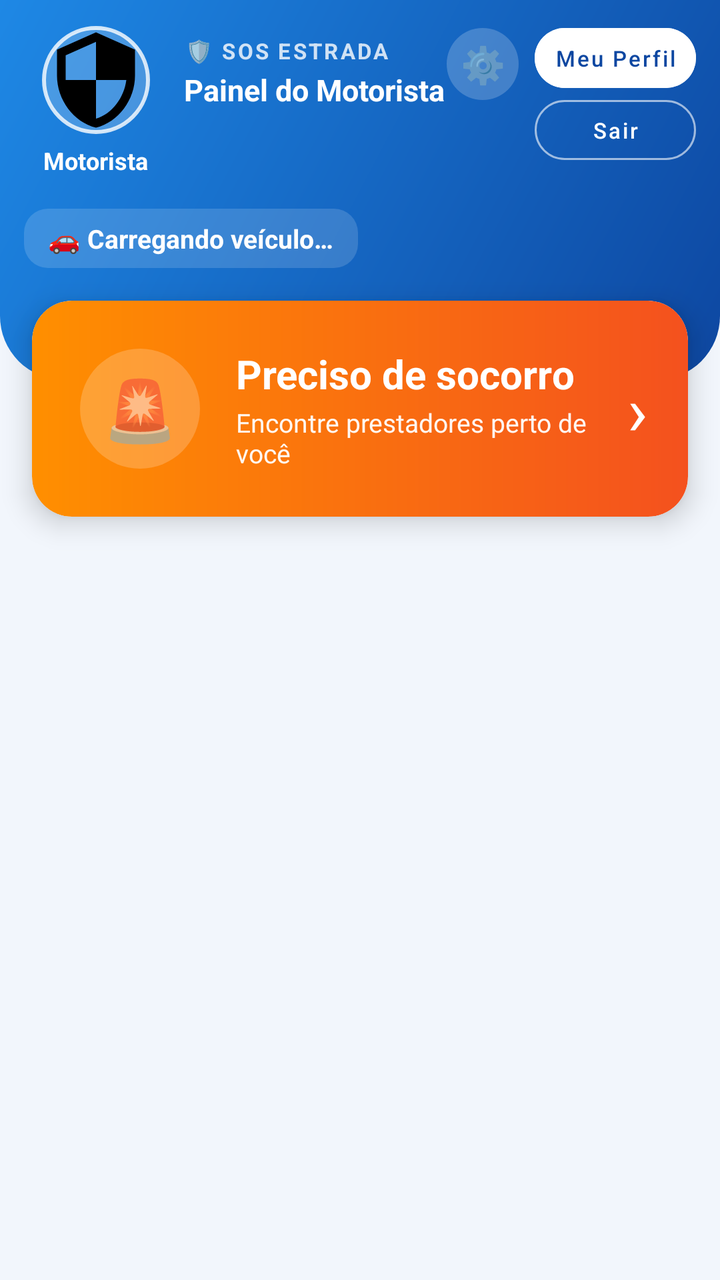
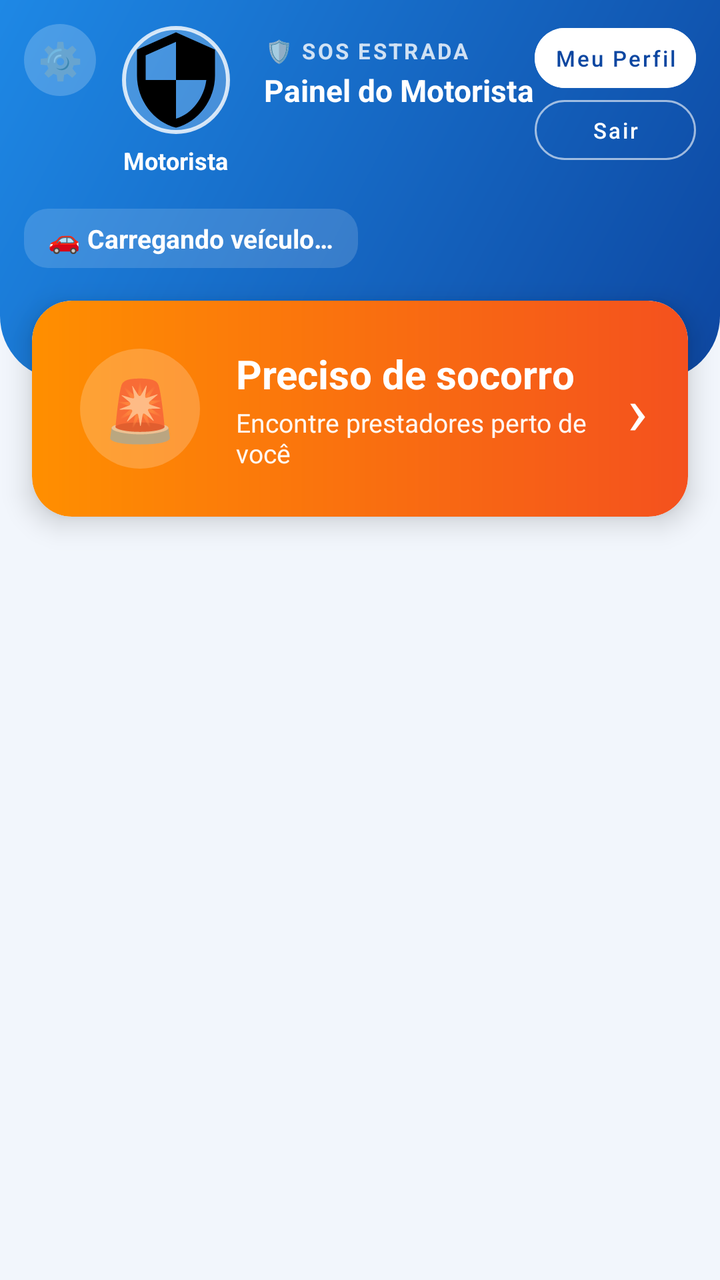

The first picture is an Android layout as it rendered before a commit; the second is the same layout after the commit. The layout source and the unified diff follow.
<!-- AndroidManifest.xml: application theme Theme.MaterialComponents.Light.NoActionBar -->
<!-- res/layout/activity_motorista_dashboard.xml -->
<?xml version="1.0" encoding="utf-8"?>
<ScrollView xmlns:android="http://schemas.android.com/apk/res/android"
    xmlns:app="http://schemas.android.com/apk/res-auto"
    xmlns:tools="http://schemas.android.com/tools"
    android:layout_width="match_parent"
    android:layout_height="match_parent"
    android:background="@color/motorista_fundo"
    android:fillViewport="true"
    android:fitsSystemWindows="true"
    tools:context=".MotoristaDashboardActivity">

    <LinearLayout
        android:layout_width="match_parent"
        android:layout_height="wrap_content"
        android:orientation="vertical">

        
        <LinearLayout
            android:layout_width="match_parent"
            android:layout_height="wrap_content"
            android:background="@drawable/bg_motorista_header"
            android:orientation="vertical"
            android:paddingStart="12dp"
            android:paddingTop="12dp"
            android:paddingEnd="12dp"
            android:paddingBottom="56dp">

            <LinearLayout
                android:layout_width="match_parent"
                android:layout_height="wrap_content"
                android:gravity="top"
                android:orientation="horizontal">

                
                <LinearLayout
                    android:layout_width="72dp"
                    android:layout_height="wrap_content"
                    android:gravity="center_horizontal"
                    android:orientation="vertical">

                    <com.google.android.material.imageview.ShapeableImageView
                        android:id="@+id/ivFotoMotoristaPainel"
                        android:layout_width="56dp"
                        android:layout_height="56dp"
                        android:background="#33FFFFFF"
                        android:padding="2dp"
                        android:scaleType="centerCrop"
                        android:src="@drawable/ic_admin"
                        app:shapeAppearanceOverlay="@style/AdminLogoCircular"
                        app:strokeColor="#CCFFFFFF"
                        app:strokeWidth="2dp" />

                    <TextView
                        android:id="@+id/tvNomeMotoristaPainel"
                        android:layout_width="wrap_content"
                        android:layout_height="wrap_content"
                        android:layout_marginTop="4dp"
                        android:ellipsize="end"
                        android:gravity="center"
                        android:maxLines="1"
                        android:text="Motorista"
                        android:textColor="@android:color/white"
                        android:textSize="12sp"
                        android:textStyle="bold" />
                </LinearLayout>

                <LinearLayout
                    android:layout_width="0dp"
                    android:layout_height="wrap_content"
                    android:layout_marginStart="8dp"
                    android:layout_marginTop="6dp"
                    android:layout_weight="1"
                    android:orientation="vertical">

                    <TextView
                        android:layout_width="wrap_content"
                        android:layout_height="wrap_content"
                        android:letterSpacing="0.1"
                        android:text="🛡️ SOS ESTRADA"
                        android:textColor="#CCFFFFFF"
                        android:textSize="11sp"
                        android:textStyle="bold" />

                    <TextView
                        android:layout_width="match_parent"
                        android:layout_height="28dp"
                        android:layout_marginTop="2dp"
                        android:maxLines="1"
                        android:text="Painel do Motorista"
                        android:textColor="@android:color/white"
                        android:textStyle="bold"
                        app:autoSizeMaxTextSize="20sp"
                        app:autoSizeMinTextSize="13sp"
                        app:autoSizeTextType="uniform" />
                </LinearLayout>

                
                <TextView
                    android:id="@+id/btnConfiguracoesMotorista"
                    android:layout_width="36dp"
                    android:layout_height="36dp"
                    android:layout_marginTop="2dp"
                    android:layout_marginEnd="8dp"
                    android:background="@drawable/bg_admin_avatar"
                    android:backgroundTint="#33FFFFFF"
                    android:clickable="true"
                    android:contentDescription="Configurações"
                    android:focusable="true"
                    android:foreground="?attr/selectableItemBackgroundBorderless"
                    android:gravity="center"
                    android:text="⚙️"
                    android:textSize="18sp" />

                <LinearLayout
                    android:layout_width="wrap_content"
                    android:layout_height="wrap_content"
                    android:layout_marginTop="2dp"
                    android:orientation="vertical">

                    <com.google.android.material.button.MaterialButton
                        android:id="@+id/btnMeuPerfilMotorista"
                        style="@style/Widget.MaterialComponents.Button.UnelevatedButton"
                        android:layout_width="match_parent"
                        android:layout_height="30dp"
                        android:backgroundTint="@android:color/white"
                        android:insetTop="0dp"
                        android:insetBottom="0dp"
                        android:minWidth="0dp"
                        android:minHeight="0dp"
                        android:paddingStart="10dp"
                        android:paddingEnd="10dp"
                        android:text="Meu Perfil"
                        android:textAllCaps="false"
                        android:textColor="@color/motorista_azul_escuro"
                        android:textSize="11sp"
                        app:cornerRadius="15dp" />

                    <com.google.android.material.button.MaterialButton
                        android:id="@+id/btnVoltar"
                        style="@style/Widget.MaterialComponents.Button.OutlinedButton"
                        android:layout_width="match_parent"
                        android:layout_height="30dp"
                        android:layout_marginTop="6dp"
                        android:insetTop="0dp"
                        android:insetBottom="0dp"
                        android:minWidth="0dp"
                        android:minHeight="0dp"
                        android:paddingStart="10dp"
                        android:paddingEnd="10dp"
                        android:text="Sair"
                        android:textAllCaps="false"
                        android:textColor="@android:color/white"
                        android:textSize="11sp"
                        app:cornerRadius="15dp"
                        app:strokeColor="#99FFFFFF" />
                </LinearLayout>
            </LinearLayout>

            
            <TextView
                android:id="@+id/tvVeiculoPainel"
                android:layout_width="wrap_content"
                android:layout_height="wrap_content"
                android:layout_marginTop="16dp"
                android:background="@drawable/bg_admin_chip"
                android:backgroundTint="#26FFFFFF"
                android:paddingStart="12dp"
                android:paddingTop="6dp"
                android:paddingEnd="12dp"
                android:paddingBottom="6dp"
                android:text="🚗 Carregando veículo…"
                android:textColor="@android:color/white"
                android:textSize="13sp"
                android:textStyle="bold" />
        </LinearLayout>

        
        <com.google.android.material.card.MaterialCardView
            android:id="@+id/btnSocorro"
            android:layout_width="match_parent"
            android:layout_height="wrap_content"
            android:layout_marginStart="16dp"
            android:layout_marginTop="-40dp"
            android:layout_marginEnd="16dp"
            android:clickable="true"
            android:focusable="true"
            app:cardCornerRadius="20dp"
            app:cardElevation="8dp">

            <LinearLayout
                android:layout_width="match_parent"
                android:layout_height="wrap_content"
                android:background="@drawable/bg_motorista_socorro"
                android:gravity="center_vertical"
                android:orientation="horizontal"
                android:padding="20dp">

                
                <FrameLayout
                    android:layout_width="wrap_content"
                    android:layout_height="wrap_content">

                    <TextView
                        android:layout_width="60dp"
                        android:layout_height="60dp"
                        android:layout_margin="4dp"
                        android:background="@drawable/bg_admin_avatar"
                        android:backgroundTint="#33FFFFFF"
                        android:gravity="center"
                        android:text="🚨"
                        android:textSize="30sp" />

                    <TextView
                        android:id="@+id/badgeSocorro"
                        style="@style/BadgeNotificacao" />
                </FrameLayout>

                <LinearLayout
                    android:layout_width="0dp"
                    android:layout_height="wrap_content"
                    android:layout_marginStart="14dp"
                    android:layout_weight="1"
                    android:orientation="vertical">

                    <TextView
                        android:layout_width="wrap_content"
                        android:layout_height="wrap_content"
                        android:text="Preciso de socorro"
                        android:textColor="@android:color/white"
                        android:textSize="20sp"
                        android:textStyle="bold" />

                    <TextView
                        android:layout_width="wrap_content"
                        android:layout_height="wrap_content"
                        android:layout_marginTop="2dp"
                        android:text="Encontre prestadores perto de você"
                        android:textColor="#F2FFFFFF"
                        android:textSize="13sp" />
                </LinearLayout>

                <TextView
                    android:id="@+id/tvSetaSocorro"
                    android:layout_width="wrap_content"
                    android:layout_height="wrap_content"
                    android:text="›"
                    android:textColor="@android:color/white"
                    android:textSize="34sp" />
            </LinearLayout>
        </com.google.android.material.card.MaterialCardView>

        
        <FrameLayout
            android:id="@+id/containerListaSocorro"
            android:layout_width="match_parent"
            android:layout_height="wrap_content"
            android:paddingBottom="24dp"
            android:visibility="gone" />

    </LinearLayout>
</ScrollView>
<!-- resources referenced by this layout -->
<resources>
  <color name="motorista_azul_escuro">#0D47A1</color>
  <color name="motorista_fundo">#F2F6FC</color>
  <!-- drawable bg_admin_avatar (drawable) -->
  <?xml version="1.0" encoding="utf-8"?>
  <shape xmlns:android="http://schemas.android.com/apk/res/android" android:shape="oval">
      <solid android:color="#FFFFFF" />
  </shape>
  <!-- drawable bg_admin_chip (drawable) -->
  <?xml version="1.0" encoding="utf-8"?>
  <shape xmlns:android="http://schemas.android.com/apk/res/android" android:shape="rectangle">
      <solid android:color="#FFFFFF" />
      <corners android:radius="12dp" />
  </shape>
  <!-- drawable bg_motorista_header (drawable) -->
  <?xml version="1.0" encoding="utf-8"?>
  <shape xmlns:android="http://schemas.android.com/apk/res/android" android:shape="rectangle">
      <gradient
          android:angle="315"
          android:startColor="@color/motorista_azul"
          android:endColor="@color/motorista_azul_escuro" />
      <corners
          android:bottomLeftRadius="32dp"
          android:bottomRightRadius="32dp" />
  </shape>
  <!-- drawable bg_motorista_socorro (drawable) -->
  <?xml version="1.0" encoding="utf-8"?>
  <shape xmlns:android="http://schemas.android.com/apk/res/android" android:shape="rectangle">
      <gradient
          android:angle="0"
          android:startColor="@color/motorista_socorro_inicio"
          android:endColor="@color/motorista_socorro_fim" />
      <corners android:radius="20dp" />
  </shape>
  <!-- drawable ic_admin (drawable) -->
  <vector xmlns:android="http://schemas.android.com/apk/res/android"
      android:width="24dp"
      android:height="24dp"
      android:viewportWidth="24"
      android:viewportHeight="24">
      <path
          android:fillColor="#FF000000"
          android:pathData="M12,1L3,5v6c0,5.55 3.84,10.74 9,12 5.16,-1.26 9,-6.45 9,-12V5l-9,-4zM12,11.99h7c-0.53,4.12 -3.28,7.79 -7,8.94V12H5V6.3l7,-3.11v8.8z"/>
  </vector>
  <style name="AdminLogoCircular">
          <item name="cornerFamily">rounded</item>
          <item name="cornerSize">50%</item>
      </style>
  <style name="BadgeNotificacao">
          <item name="android:layout_width">wrap_content</item>
          <item name="android:layout_height">wrap_content</item>
          <item name="android:layout_gravity">top|end</item>
          <item name="android:minWidth">20dp</item>
          <item name="android:minHeight">20dp</item>
          <item name="android:gravity">center</item>
          <item name="android:paddingStart">5dp</item>
          <item name="android:paddingEnd">5dp</item>
          <item name="android:background">@drawable/bg_badge_notificacao</item>
          <item name="android:textColor">#FFFFFF</item>
          <item name="android:textSize">11sp</item>
          <item name="android:textStyle">bold</item>
          <item name="android:elevation">6dp</item>
          <item name="android:visibility">gone</item>
      </style>
  <color name="motorista_azul">#1E88E5</color>
  <color name="motorista_socorro_inicio">#FF8F00</color>
  <color name="motorista_socorro_fim">#F4511E</color>
  <!-- drawable bg_badge_notificacao (drawable) -->
  <?xml version="1.0" encoding="utf-8"?>
  <shape xmlns:android="http://schemas.android.com/apk/res/android"
      android:shape="rectangle">
      <solid android:color="#D32F2F" />
      <corners android:radius="10dp" />
      <stroke
          android:width="1.5dp"
          android:color="#FFFFFF" />
  </shape>
</resources>

<!-- the commit's change to res/layout/activity_motorista_dashboard.xml (unified diff, before → after) -->
@@ -30,6 +30,23 @@
                 android:layout_height="wrap_content"
                 android:gravity="top"
                 android:orientation="horizontal">
+
+                
+                <TextView
+                    android:id="@+id/btnConfiguracoesMotorista"
+                    android:layout_width="36dp"
+                    android:layout_height="36dp"
+                    android:layout_gravity="top"
+                    android:layout_marginEnd="4dp"
+                    android:background="@drawable/bg_admin_avatar"
+                    android:backgroundTint="#33FFFFFF"
+                    android:clickable="true"
+                    android:contentDescription="Configurações"
+                    android:focusable="true"
+                    android:foreground="?attr/selectableItemBackgroundBorderless"
+                    android:gravity="center"
+                    android:text="⚙️"
+                    android:textSize="18sp" />
 
                 
                 <LinearLayout
@@ -94,22 +111,6 @@
                         app:autoSizeTextType="uniform" />
                 </LinearLayout>
 
-                
-                <TextView
-                    android:id="@+id/btnConfiguracoesMotorista"
-                    android:layout_width="36dp"
-                    android:layout_height="36dp"
-                    android:layout_marginTop="2dp"
-                    android:layout_marginEnd="8dp"
-                    android:background="@drawable/bg_admin_avatar"
-                    android:backgroundTint="#33FFFFFF"
-                    android:clickable="true"
-                    android:contentDescription="Configurações"
-                    android:focusable="true"
-                    android:foreground="?attr/selectableItemBackgroundBorderless"
-                    android:gravity="center"
-                    android:text="⚙️"
-                    android:textSize="18sp" />
 
                 <LinearLayout
                     android:layout_width="wrap_content"
